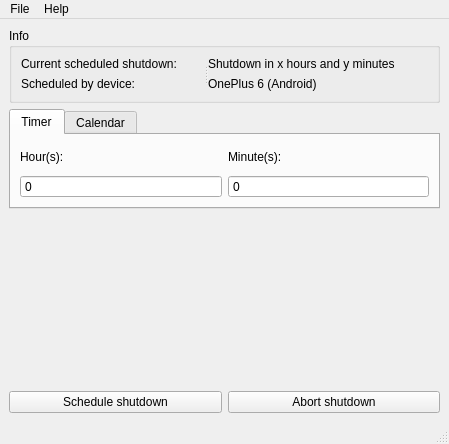
protorxgenera/sundown-server, file src/ui/mainwindow.ui: the form before one commit.
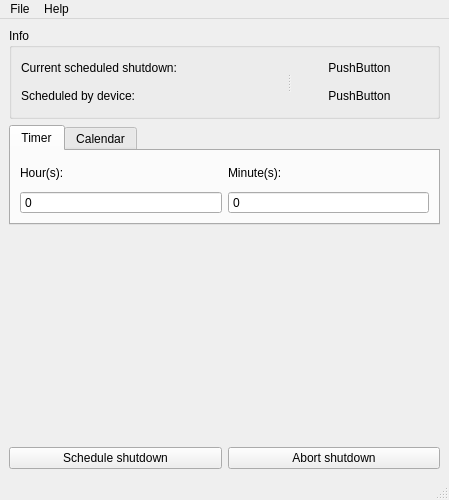
The form after the commit.

Commit message: add detail switcher on info box

Diff of the .ui file:
```diff
--- a/src/ui/mainwindow.ui
+++ b/src/ui/mainwindow.ui
@@ -13,7 +13,7 @@
     <x>0</x>
     <y>0</y>
     <width>449</width>
-    <height>444</height>
+    <height>500</height>
    </rect>
   </property>
   <property name="windowTitle">
@@ -22,13 +22,25 @@
   <widget class="QWidget" name="centralwidget">
    <layout class="QVBoxLayout" name="verticalLayout_6">
     <item>
-     <widget class="QGroupBox" name="groupBox">
+     <widget class="QGroupBox" name="groupBoxInfo">
+      <property name="sizePolicy">
+       <sizepolicy hsizetype="Preferred" vsizetype="Fixed">
+        <horstretch>0</horstretch>
+        <verstretch>0</verstretch>
+       </sizepolicy>
+      </property>
       <property name="title">
        <string>Info</string>
       </property>
-      <layout class="QVBoxLayout" name="verticalLayout_8">
+      <layout class="QHBoxLayout" name="horizontalLayout_3">
        <item>
         <widget class="QSplitter" name="splitter">
+         <property name="sizePolicy">
+          <sizepolicy hsizetype="Expanding" vsizetype="Fixed">
+           <horstretch>0</horstretch>
+           <verstretch>0</verstretch>
+          </sizepolicy>
+         </property>
          <property name="orientation">
           <enum>Qt::Orientation::Horizontal</enum>
          </property>
@@ -53,16 +65,64 @@
          <widget class="QWidget" name="layoutWidget">
           <layout class="QVBoxLayout" name="verticalLayout_5">
            <item>
-            <widget class="QLabel" name="labelStatus">
+            <widget class="QPushButton" name="pushStatus">
+             <property name="enabled">
+              <bool>true</bool>
+             </property>
+             <property name="sizePolicy">
+              <sizepolicy hsizetype="Minimum" vsizetype="Minimum">
+               <horstretch>0</horstretch>
+               <verstretch>0</verstretch>
+              </sizepolicy>
+             </property>
+             <property name="contextMenuPolicy">
+              <enum>Qt::ContextMenuPolicy::DefaultContextMenu</enum>
+             </property>
+             <property name="layoutDirection">
+              <enum>Qt::LayoutDirection::LeftToRight</enum>
+             </property>
+             <property name="autoFillBackground">
+              <bool>false</bool>
+             </property>
+             <property name="inputMethodHints">
+              <set>Qt::InputMethodHint::ImhNone</set>
+             </property>
              <property name="text">
-              <string>Shutdown in x hours and y minutes</string>
+              <string>PushButton</string>
+             </property>
+             <property name="checkable">
+              <bool>false</bool>
+             </property>
+             <property name="checked">
+              <bool>false</bool>
+             </property>
+             <property name="autoDefault">
+              <bool>false</bool>
+             </property>
+             <property name="default">
+              <bool>false</bool>
+             </property>
+             <property name="flat">
+              <bool>true</bool>
              </property>
             </widget>
            </item>
            <item>
-            <widget class="QLabel" name="labelDevice">
+            <widget class="QPushButton" name="pushDevice">
+             <property name="sizePolicy">
+              <sizepolicy hsizetype="Minimum" vsizetype="Minimum">
+               <horstretch>0</horstretch>
+               <verstretch>0</verstretch>
+              </sizepolicy>
+             </property>
              <property name="text">
-              <string>OnePlus 6 (Android)</string>
+              <string>PushButton</string>
+             </property>
+             <property name="default">
+              <bool>false</bool>
+             </property>
+             <property name="flat">
+              <bool>true</bool>
              </property>
             </widget>
            </item>
```
The commit also changes 2 other files.
